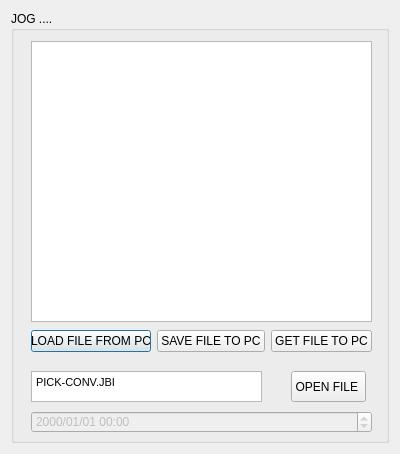
Qt form MotorCommunication/dialogfile.ui (Dat-Tien/THESIS) before a commit.
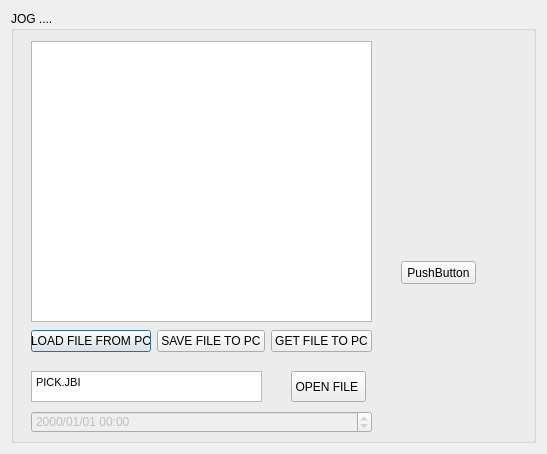
The same form after that commit.

Patch:
```diff
--- a/MotorCommunication/dialogfile.ui
+++ b/MotorCommunication/dialogfile.ui
@@ -6,7 +6,7 @@
    <rect>
     <x>0</x>
     <y>0</y>
-    <width>400</width>
+    <width>547</width>
     <height>454</height>
    </rect>
   </property>
@@ -110,7 +110,20 @@
 &lt;html&gt;&lt;head&gt;&lt;meta name=&quot;qrichtext&quot; content=&quot;1&quot; /&gt;&lt;style type=&quot;text/css&quot;&gt;
 p, li { white-space: pre-wrap; }
 &lt;/style&gt;&lt;/head&gt;&lt;body style=&quot; font-family:'MS Shell Dlg 2'; font-size:8.25pt; font-weight:400; font-style:normal;&quot;&gt;
-&lt;p style=&quot; margin-top:0px; margin-bottom:0px; margin-left:0px; margin-right:0px; -qt-block-indent:0; text-indent:0px;&quot;&gt;PICK-CONV.JBI&lt;/p&gt;&lt;/body&gt;&lt;/html&gt;</string>
+&lt;p style=&quot; margin-top:0px; margin-bottom:0px; margin-left:0px; margin-right:0px; -qt-block-indent:0; text-indent:0px;&quot;&gt;PICK.JBI&lt;/p&gt;&lt;/body&gt;&lt;/html&gt;</string>
+      </property>
+     </widget>
+     <widget class="QPushButton" name="pushButton">
+      <property name="geometry">
+       <rect>
+        <x>390</x>
+        <y>250</y>
+        <width>75</width>
+        <height>23</height>
+       </rect>
+      </property>
+      <property name="text">
+       <string>PushButton</string>
       </property>
      </widget>
     </widget>
```
